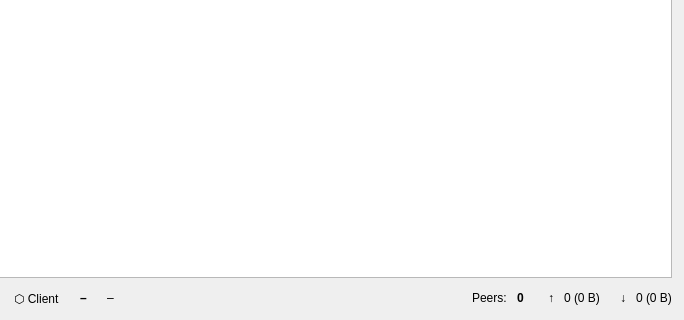
Qt form hsync_desktop/ui/main_window.ui (albertsdk/hsync-desktop) before a commit; both pictures show x 116 to 800 and y 280 to 600 of the 800 by 600 pixel window.
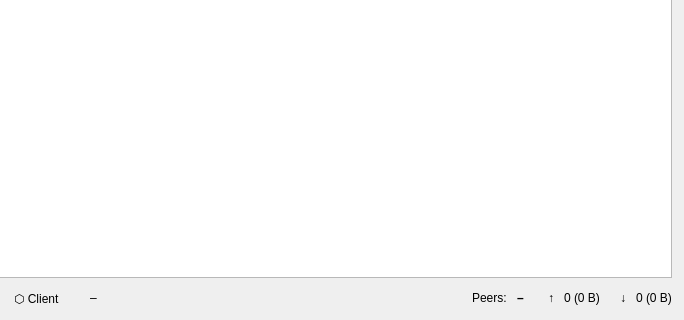
The same form after that commit.

What changed in the file:
```diff
--- a/hsync_desktop/ui/main_window.ui
+++ b/hsync_desktop/ui/main_window.ui
@@ -219,16 +219,6 @@
         </property>
        </spacer>
       </item>
-      <item>
-       <widget class="QLabel" name="bucketLabel">
-        <property name="styleSheet">
-         <string notr="true">font-weight: bold;</string>
-        </property>
-        <property name="text">
-         <string>–</string>
-        </property>
-       </widget>
-      </item>
       <item>
        <spacer name="statusSpacer3">
         <property name="orientation">
@@ -281,7 +271,7 @@
          <string notr="true">font-weight: bold;</string>
         </property>
         <property name="text">
-         <string>0</string>
+         <string>–</string>
         </property>
        </widget>
       </item>
```
